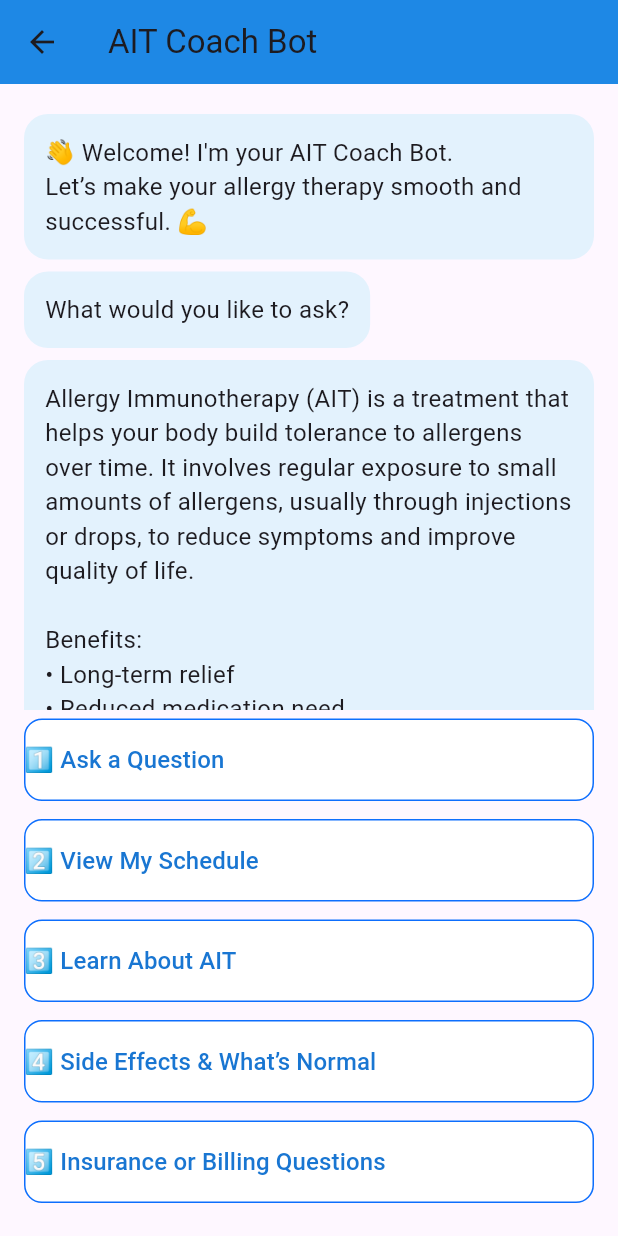
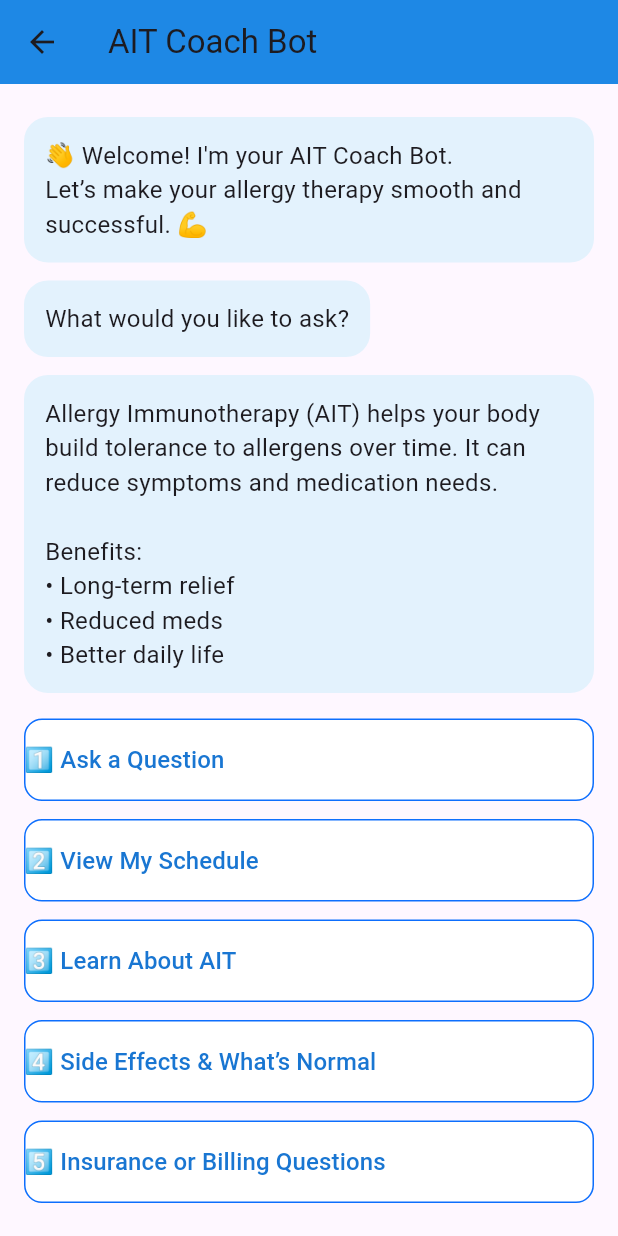
Before and after one commit to arul-datacaliper/cent_demo, a Flutter app: the ChatScreen screen opened directly, after a tap on "1️⃣ Ask a Question", after a tap on the "menu" icon, after a tap on "3️⃣ Learn About AIT", on a phone screen of 412 x 824 dp. Run offline on Flutter 3.47's test engine with Material 3 defaults, Android fonts, the phone set to English and light mode, and no system bars.

Commit message:
updated chatscreen, connected to api and re-designed chat screen server side scripting message.

```diff
--- a/lib/screens/chat_screen.dart
+++ b/lib/screens/chat_screen.dart
@@ -1,13 +1,37 @@
+import 'dart:async';
+import 'dart:convert';
 import 'package:flutter/material.dart';
+import 'package:http/http.dart' as http;
 
 class ChatScreen extends StatefulWidget {
   const ChatScreen({super.key});
-
   @override
   State<ChatScreen> createState() => _ChatScreenState();
 }
 
+class _ChatMessage {
+  String text;
+  final bool isBot;
+  List<Map<String, dynamic>>? citations; // [{id,title,url?}]
+  List<String>? followUps;
+  bool streaming; // true while tokens are arriving
+  _ChatMessage({
+    required this.text,
+    required this.isBot,
+    this.citations,
+    this.followUps,
+    this.streaming = false,
+  });
+}
+
 class _ChatScreenState extends State<ChatScreen> {
+  // TODO: change to your API base
+ // static const String _baseUrl = 'http://localhost:5230';
+  static const String _baseUrl = 'http://10.0.2.2:5230';
+//static const String _baseUrl = 'http://192.168.x.x:5186';
+
+
+
   final List<_ChatMessage> _messages = [
     _ChatMessage(
       text: "👋 Welcome! I'm your AIT Coach Bot.\nLet’s make your allergy therapy smooth and successful. 💪",
@@ -16,6 +40,19 @@ class _ChatScreenState extends State<ChatScreen> {
   ];
   bool _showInput = false;
   final _controller = TextEditingController();
+  final _scrollCtrl = ScrollController();
+
+  StreamSubscription<String>? _streamSub;
+  final _client = http.Client();
+
+  @override
+  void dispose() {
+    _streamSub?.cancel();
+    _client.close();
+    _scrollCtrl.dispose();
+    _controller.dispose();
+    super.dispose();
+  }
 
   void _handleOption(String label) {
     if (label.contains('Ask a Question')) {
@@ -29,33 +66,127 @@ class _ChatScreenState extends State<ChatScreen> {
     } else if (label.contains('Learn About AIT')) {
       setState(() {
         _messages.add(_ChatMessage(
-          text: "Allergy Immunotherapy (AIT) is a treatment that helps your body build tolerance to allergens over time. "
-                "It involves regular exposure to small amounts of allergens, usually through injections or drops, to reduce symptoms and improve quality of life. "
-                "\n\nBenefits:\n• Long-term relief\n• Reduced medication need\n• Improved daily functioning\n\nAsk your provider for more details about your specific therapy plan.",
+          text:
+              "Allergy Immunotherapy (AIT) helps your body build tolerance to allergens over time. "
+              "It can reduce symptoms and medication needs.\n\nBenefits:\n• Long-term relief\n• Reduced meds\n• Better daily life",
           isBot: true,
         ));
       });
     } else if (label.contains('Side Effects')) {
       setState(() {
         _messages.add(_ChatMessage(
-          text: "Common side effects of AIT include mild redness, swelling, or itching at the injection site. "
-                "Some people may experience sneezing or mild allergy symptoms after treatment. "
-                "\n\nWhat’s Normal:\n• Mild local reactions\n• Temporary symptoms\n\nContact your provider if you experience severe reactions such as difficulty breathing, hives, or swelling of the face/throat.",
+          text:
+              "Common side effects: mild redness/swelling/itching at injection site, mild sneezing. "
+              "Contact your provider for severe reactions (trouble breathing, hives, facial/throat swelling).",
           isBot: true,
         ));
       });
     }
-    // Add more handlers as needed
+    _autoScroll();
   }
 
-  void _sendMessage() {
+  Future<void> _sendMessage() async {
     final text = _controller.text.trim();
     if (text.isEmpty) return;
+
     setState(() {
       _messages.add(_ChatMessage(text: text, isBot: false));
       _controller.clear();
       _showInput = false;
-      // Optionally, add bot response here
+    });
+    _autoScroll();
+
+    // Start streaming bot answer
+    await _startStreamingAnswer(text);
+  }
+
+  Future<void> _startStreamingAnswer(String prompt) async {
+    // Cancel any previous stream
+    await _streamSub?.cancel();
+
+    // Add a new (empty) bot bubble in streaming mode
+    setState(() {
+      _messages.add(_ChatMessage(text: "", isBot: true, streaming: true));
+    });
+    final int botIndex = _messages.length - 1;
+    _autoScroll();
+
+
+
+    final req = http.Request('POST', Uri.parse('$_baseUrl/chat/ask'))
+      ..headers['Content-Type'] = 'application/json'
+      ..body = jsonEncode({
+        "message": prompt,
+        "topK": 5,
+        "stream": true,
+      });
+
+    final streamed = await _client.send(req);
+
+    // The API emits "data: {json}\n\n" lines (SSE). We'll split by line.
+    _streamSub = streamed.stream
+        .transform(utf8.decoder)
+        .transform(const LineSplitter())
+        .listen((line) {
+      if (!line.startsWith('data:')) return;
+      final data = line.substring(5).trim();
+      if (data.isEmpty || data == '[DONE]') return;
+
+      Map<String, dynamic> payload;
+      try {
+        payload = jsonDecode(data) as Map<String, dynamic>;
+      } catch (_) {
+        return;
+      }
+
+      final type = payload['type'];
+      if (type == 'token') {
+        final token = (payload['text'] ?? '') as String;
+        if (token.isEmpty) return;
+        setState(() {
+          _messages[botIndex].text += token; // append token
+        });
+        _autoScroll();
+      } else if (type == 'final') {
+        setState(() {
+          _messages[botIndex].streaming = false;
+          _messages[botIndex].citations =
+              (payload['citations'] as List?)?.cast<Map<String, dynamic>>();
+          _messages[botIndex].followUps =
+              (payload['followUps'] as List?)?.cast<String>();
+        });
+        _autoScroll();
+      } else if (type == 'error') {
+        setState(() {
+          _messages[botIndex].streaming = false;
+          _messages[botIndex].text =
+              _messages[botIndex].text.isEmpty ? 'Something went wrong.' : _messages[botIndex].text;
+        });
+      }
+    }, onError: (_) {
+      if (!mounted) return;
+      setState(() {
+        _messages[botIndex].streaming = false;
+        if (_messages[botIndex].text.isEmpty) {
+          _messages[botIndex].text = 'Network error. Please try again.';
+        }
+      });
+    }, onDone: () {
+      if (!mounted) return;
+      setState(() {
+        _messages[botIndex].streaming = false;
+      });
+    });
+  }
+
+  void _autoScroll() {
+    WidgetsBinding.instance.addPostFrameCallback((_) {
+      if (!_scrollCtrl.hasClients) return;
+      _scrollCtrl.animateTo(
+        _scrollCtrl.position.maxScrollExtent + 120,
+        duration: const Duration(milliseconds: 250),
+        curve: Curves.easeOut,
+      );
     });
   }
 
@@ -72,6 +203,7 @@ class _ChatScreenState extends State<ChatScreen> {
           children: [
             Expanded(
               child: ListView.builder(
+                controller: _scrollCtrl,
                 itemCount: _messages.length,
                 itemBuilder: (_, i) => _chatBubble(_messages[i]),
               ),
@@ -123,13 +255,55 @@ class _ChatScreenState extends State<ChatScreen> {
     return Align(
       alignment: msg.isBot ? Alignment.centerLeft : Alignment.centerRight,
       child: Container(
-        margin: const EdgeInsets.symmetric(vertical: 4),
+        margin: const EdgeInsets.symmetric(vertical: 6),
         padding: const EdgeInsets.all(14),
         decoration: BoxDecoration(
           color: msg.isBot ? Colors.blue[50] : Colors.green[50],
           borderRadius: BorderRadius.circular(16),
         ),
-        child: Text(msg.text, style: const TextStyle(fontSize: 16)),
+        child: Column(
+          crossAxisAlignment:
+              msg.isBot ? CrossAxisAlignment.start : CrossAxisAlignment.end,
+          children: [
+            Text(msg.text, style: const TextStyle(fontSize: 16)),
+            if (msg.streaming) ...[
+              const SizedBox(height: 8),
+              const _TypingDots(),
+            ],
+            if ((msg.citations?.isNotEmpty ?? false)) ...[
+              const SizedBox(height: 8),
+              Wrap(
+                spacing: 8,
+                runSpacing: 6,
+                children: msg.citations!
+                    .map((c) => Chip(
+                          label: Text(c['title'] ?? c['id'] ?? 'Source'),
+                          backgroundColor: Colors.white,
+                          side: const BorderSide(color: Color(0xFF0d6efd)),
+                        ))
+                    .toList(),
+              )
+            ],
+            if ((msg.followUps?.isNotEmpty ?? false)) ...[
+              const SizedBox(height: 8),
+              Wrap(
+                spacing: 8,
+                children: msg.followUps!
+                    .map((q) => OutlinedButton(
+                          onPressed: () {
+                            // Send follow-up as the next question
+                            setState(() {
+                              _messages.add(_ChatMessage(text: q, isBot: false));
+                            });
+                            _startStreamingAnswer(q);
+                          },
+                          child: Text(q),
+                        ))
+                    .toList(),
+              )
+            ]
+          ],
+        ),
       ),
     );
   }
@@ -156,8 +330,27 @@ class _ChatScreenState extends State<ChatScreen> {
   }
 }
 
-class _ChatMessage {
-  final String text;
-  final bool isBot;
-  _ChatMessage({required this.text, required this.isBot});
+class _TypingDots extends StatefulWidget {
+  const _TypingDots();
+  @override
+  State<_TypingDots> createState() => _TypingDotsState();
 }
+
+class _TypingDotsState extends State<_TypingDots>
+    with SingleTickerProviderStateMixin {
+  late final AnimationController _c =
+      AnimationController(vsync: this, duration: const Duration(milliseconds: 900))..repeat();
+  @override
+  void dispose() { _c.dispose(); super.dispose(); }
+  @override
+  Widget build(BuildContext context) {
+    return AnimatedBuilder(
+      animation: _c,
+      builder: (_, __) {
+        final t = (_c.value * 3).floor();
+        final dots = '.' * (t + 1);
+        return Text('typing$dots', style: TextStyle(color: Colors.blue[600]));
+      },
+    );
+  }
+}
```
